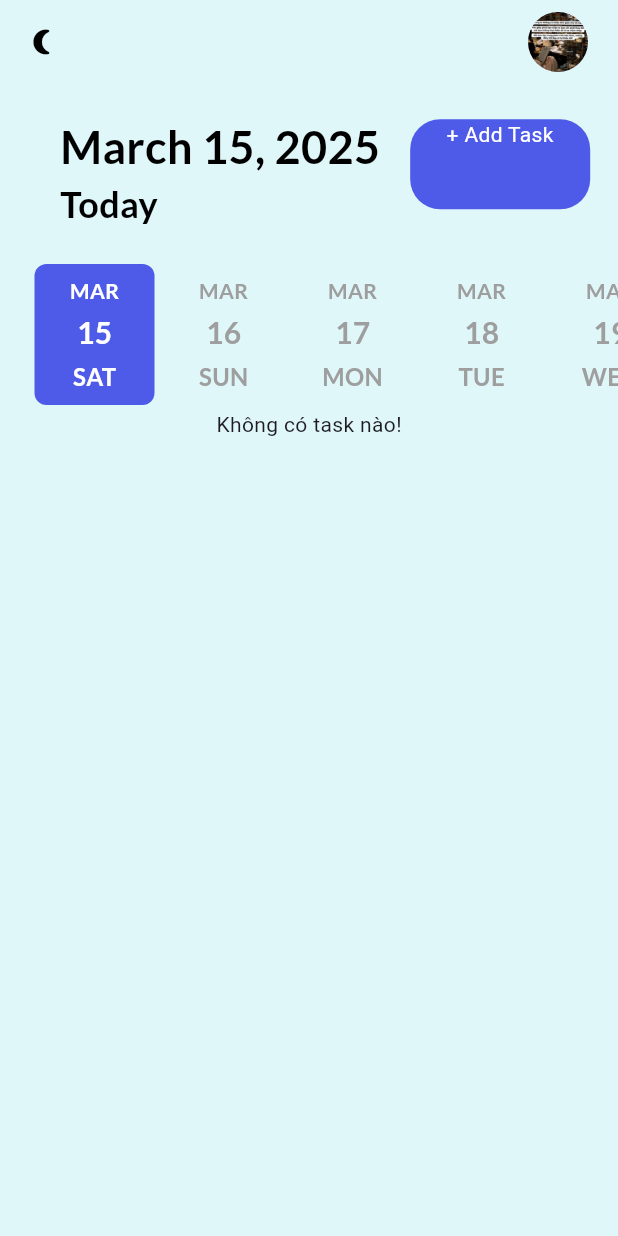
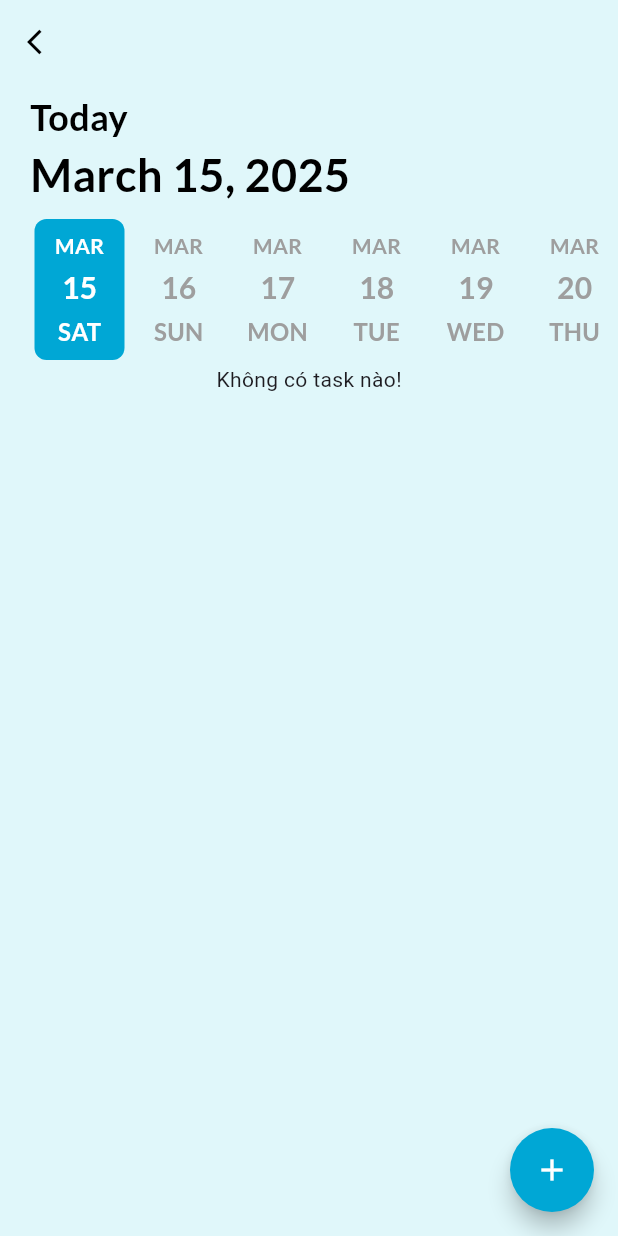
Before and after one commit to tttduong/flutter_reminder, a Flutter app: the screen it shows after launch, after a tap on "Schedule", on a phone screen of 412 x 824 dp. Run offline on Flutter 3.47's test engine with Material 3 defaults, Android fonts, the phone set to English and light mode, and no system bars; drawn by our look-alikes of date_picker_timeline; our stand-ins replace dash_chat_2, get, get_storage, google_fonts; network calls fail.

Commit message:
all task page

```diff
--- a/client/lib/main.dart
+++ b/client/lib/main.dart
@@ -2,7 +2,7 @@ import 'package:flutter/material.dart';
 import 'package:flutter_to_do_app/db/db_helper.dart';
 import 'package:flutter_to_do_app/service/theme_services.dart';
 import 'package:flutter_to_do_app/ui/home.dart';
-import 'package:flutter_to_do_app/ui/scheme.dart';
+import 'package:flutter_to_do_app/ui/schedule.dart';
 import 'package:flutter_to_do_app/ui/theme.dart';
 import 'package:get/get_navigation/src/root/get_material_app.dart';
 import 'package:get_storage/get_storage.dart';
--- /dev/null
+++ b/client/lib/ui/button_add_task.dart
@@ -0,0 +1,23 @@
+import 'package:flutter/material.dart';
+import 'package:flutter_to_do_app/consts.dart';
+import 'package:flutter_to_do_app/ui/add_task.dart';
+import 'package:get/get.dart';
+
+class ButtonAddTask extends StatelessWidget {
+  const ButtonAddTask({Key? key}) : super(key: key);
+
+  @override
+  Widget build(BuildContext context) {
+    return FloatingActionButton(
+      onPressed: () async {
+        await Get.to(() => AddTaskPage());
+      },
+      shape: const CircleBorder(),
+      backgroundColor: AppColors.primary,
+      child: const Icon(
+        Icons.add,
+        color: AppColors.buttonWhiteText,
+      ),
+    );
+  }
+}
--- a/client/lib/ui/home.dart
+++ b/client/lib/ui/home.dart
@@ -2,8 +2,10 @@ import 'package:flutter/material.dart';
 import 'package:flutter_to_do_app/consts.dart';
 import 'package:flutter_to_do_app/ui/add_list.dart';
 import 'package:flutter_to_do_app/ui/add_task.dart';
+import 'package:flutter_to_do_app/ui/all_task.dart';
+import 'package:flutter_to_do_app/ui/button_add_task.dart';
 import 'package:flutter_to_do_app/ui/chat.dart';
-import 'package:flutter_to_do_app/ui/scheme.dart';
+import 'package:flutter_to_do_app/ui/schedule.dart';
 import 'package:flutter_to_do_app/ui/today.dart';
 import 'package:flutter_to_do_app/ui/widgets/list_card.dart';
 import 'package:flutter_to_do_app/ui/widgets/menu_card.dart';
@@ -98,7 +100,9 @@ class _HomeState extends State<Home> {
                     icon: Icons.list_alt,
                     title: 'All Tasks',
                     color: Colors.green,
-                    onTap: () {},
+                    onTap: () {
+                      Get.to(() => AllTasksPage());
+                    },
                   ),
                 ),
                 const SizedBox(width: 16),
@@ -150,17 +154,7 @@ class _HomeState extends State<Home> {
           ],
         ),
       ),
-      floatingActionButton: FloatingActionButton(
-        onPressed: () async {
-          await Get.to(() => AddTaskPage());
-        },
-        shape: const CircleBorder(),
-        backgroundColor: AppColors.primary,
-        child: const Icon(
-          Icons.add,
-          color: AppColors.buttonWhiteText,
-        ),
-      ),
+      floatingActionButton: const ButtonAddTask(),
     );
   }
 }
--- a/client/lib/ui/scheme.dart
+++ b/client/lib/ui/schedule.dart
@@ -1,9 +1,11 @@
 import 'package:date_picker_timeline/date_picker_timeline.dart';
 import 'package:flutter/material.dart';
+import 'package:flutter_to_do_app/consts.dart';
 import 'package:flutter_to_do_app/controller/task_controller.dart';
 import 'package:flutter_to_do_app/model/task.dart';
 import 'package:flutter_to_do_app/service/theme_services.dart';
 import 'package:flutter_to_do_app/ui/add_task.dart';
+import 'package:flutter_to_do_app/ui/button_add_task.dart';
 import 'package:flutter_to_do_app/ui/theme.dart';
 import 'package:flutter_to_do_app/ui/widgets/button.dart';
 import 'package:flutter_to_do_app/ui/widgets/task_tile.dart';
@@ -40,6 +42,7 @@ class _SchemeState extends State<Scheme> {
           _showTasks(),
         ],
       ),
+      floatingActionButton: const ButtonAddTask(),
     );
   }
 
@@ -69,12 +72,12 @@ class _SchemeState extends State<Scheme> {
 
   _addDateBar() {
     return Container(
-      margin: EdgeInsets.only(top: 20, left: 20),
+      margin: EdgeInsets.only(top: 5, left: 20),
       child: DatePicker(DateTime.now(),
           height: 100,
-          width: 80,
+          width: 60,
           initialSelectedDate: DateTime.now(),
-          selectionColor: primaryClr,
+          selectionColor: AppColors.primary,
           selectedTextColor: Colors.white,
           dateTextStyle: GoogleFonts.lato(
               fontSize: 20, fontWeight: FontWeight.w600, color: Colors.grey),
@@ -93,29 +96,24 @@ class _SchemeState extends State<Scheme> {
 
   _addTaskBar() {
     return Container(
-      margin: const EdgeInsets.only(left: 20, right: 20, top: 10),
+      margin: const EdgeInsets.only(left: 20, right: 20, top: 0),
       child: Row(
         mainAxisAlignment: MainAxisAlignment.spaceBetween,
         children: [
           Container(
-            margin: const EdgeInsets.only(left: 20, right: 20, top: 10),
+            margin: const EdgeInsets.only(left: 0, right: 0, top: 5),
             child: Column(
               crossAxisAlignment: CrossAxisAlignment.start,
               children: [
-                Text(DateFormat.yMMMMd().format(DateTime.now()),
-                    style: subHeadingStyle),
                 Text(
                   "Today",
                   style: headingStyle,
-                )
+                ),
+                Text(DateFormat.yMMMMd().format(DateTime.now()),
+                    style: subHeadingStyle),
               ],
             ),
           ),
-          MyButton(
-              label: "+ Add Task",
-              onTap: () async {
-                await Get.to(() => AddTaskPage());
-              })
         ],
       ),
     );
@@ -125,24 +123,34 @@ class _SchemeState extends State<Scheme> {
     return AppBar(
       elevation: 0,
       backgroundColor: context.theme.scaffoldBackgroundColor,
-      leading: GestureDetector(
-        onTap: () {
-          ThemeService().switchTheme();
-        },
-        child: Icon(
-          Get.isDarkMode ? Icons.wb_sunny_outlined : Icons.nightlight_round,
+      leading: IconButton(
+        icon: Icon(
+          Icons.arrow_back_ios,
           size: 20,
           color: Get.isDarkMode ? Colors.white : Colors.black,
         ),
+        onPressed: () {
+          Get.back();
+        },
       ),
-      actions: [
-        CircleAvatar(
-          backgroundImage: AssetImage("images/profile.jpg"),
-        ),
-        SizedBox(
-          width: 20,
-        )
-      ],
+      // leading: GestureDetector(
+      //   onTap: () {
+      //     ThemeService().switchTheme();
+      //   },
+      //   child: Icon(
+      //     Get.isDarkMode ? Icons.wb_sunny_outlined : Icons.nightlight_round,
+      //     size: 20,
+      //     color: Get.isDarkMode ? Colors.white : Colors.black,
+      //   ),
+      // ),
+      // actions: [
+      //   CircleAvatar(
+      //     backgroundImage: AssetImage("images/profile.jpg"),
+      //   ),
+      //   SizedBox(
+      //     width: 20,
+      //   )
+      // ],
     );
   }
 }
--- a/client/lib/ui/today.dart
+++ b/client/lib/ui/today.dart
@@ -44,7 +44,7 @@ class _TodayPageState extends State<TodayPage> {
     Task(title: 'sleep 3', isCompleted: true),
   ];
 
-  bool showCompletedTasks = true;
+  bool showCompletedTasks = false;
 
   @override
   Widget build(BuildContext context) {
```
Also changed, not shown: client/lib/ui/all_task.dart (+253 -0 lines), 1 other file.
